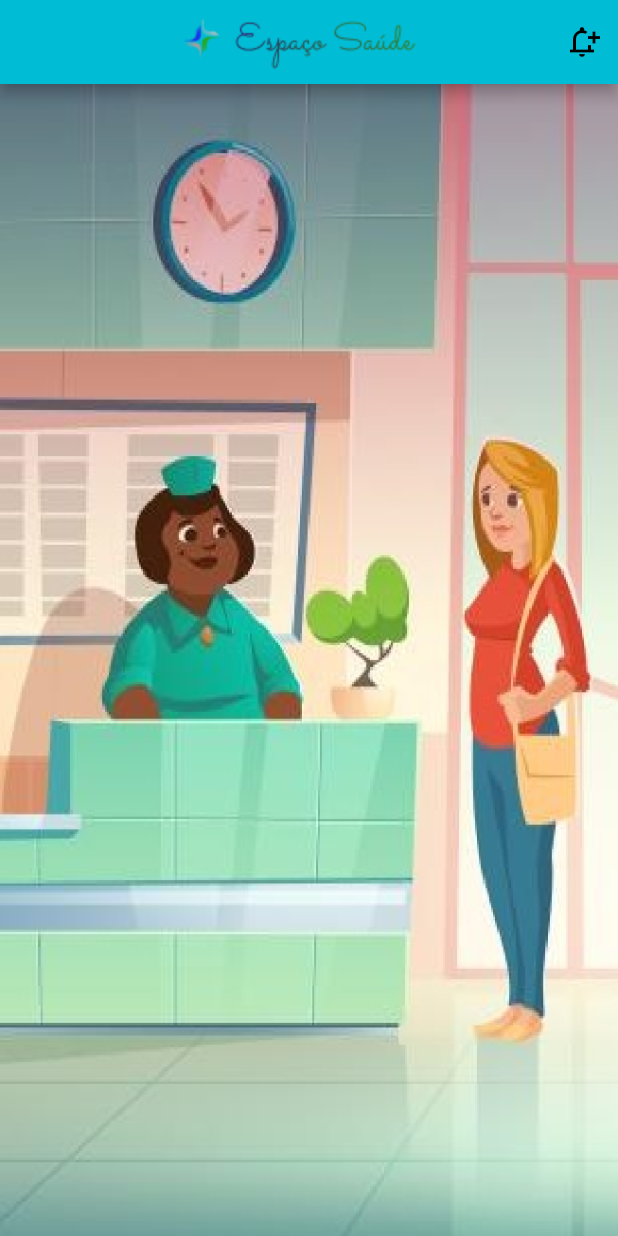
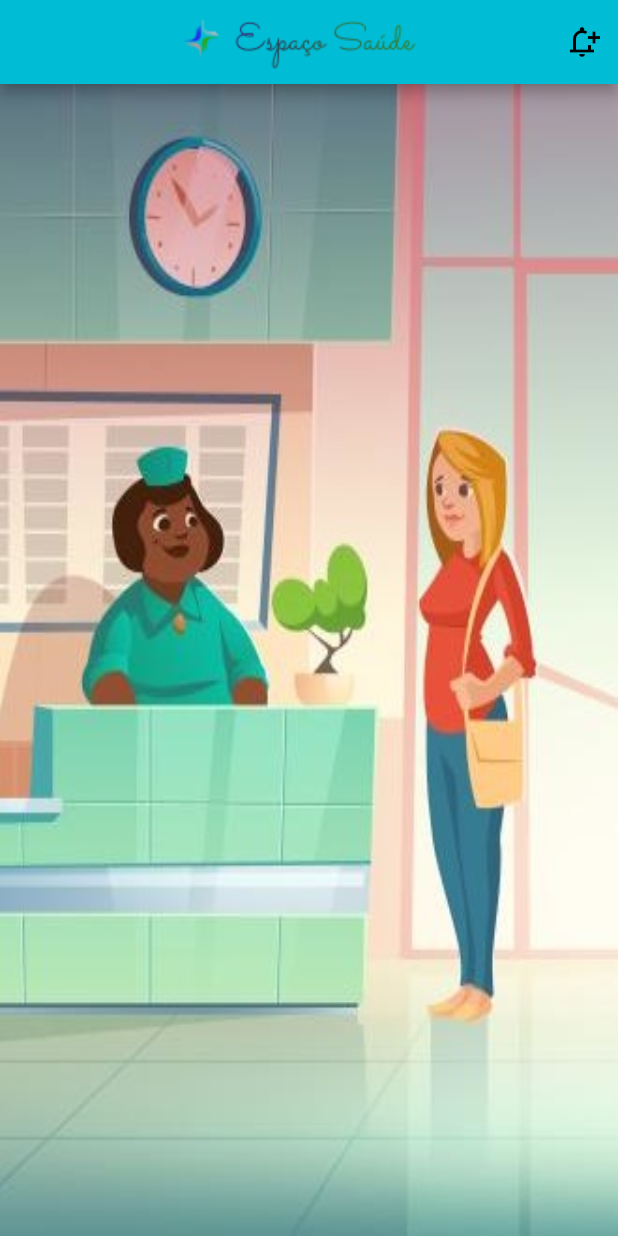
Before and after one commit to felipexavier9/espaco-saude-mobile, a Flutter app: the screen it shows after launch, on a phone screen of 412 x 824 dp. Run offline on Flutter 3.47's test engine with Material 2 defaults, Android fonts, the phone set to English and light mode, and no system bars; our stand-ins replace animated_splash_screen, flutter_html, flutter_svg, lottie, page_transition, video_player; network calls fail.

Commit message:
initial commit

```diff
--- a/lib/dicas/ui/home.dart
+++ b/lib/dicas/ui/home.dart
@@ -27,13 +27,14 @@ class _HomePageState extends State<HomePage> {
 
   FutureOr<void> _getDicas() async {
     widget.dicaService.getDicas().then((dicas) async => {
-      if (dicas.isNotEmpty) {
+          if (dicas.isNotEmpty)
+            {
               setState(() {
                 this.dicas = dicas;
               })
-      } else {
-        await Future.delayed(const Duration(seconds: 5), _getDicas)
             }
+          else
+            {await Future.delayed(const Duration(seconds: 5), _getDicas)}
         });
   }
 
@@ -48,14 +49,13 @@ class _HomePageState extends State<HomePage> {
             IconButton(
                 icon: const Icon(Icons.notification_add_outlined),
                 tooltip: 'Ir para página de dicas',
-              onPressed: () =>_navigateToDicas(context)
-            ),
+                onPressed: () => _navigateToDicas(context)),
           ],
         ),
         body: Column(
           children: [
             Expanded(
-              child: Image.asset('assets/img-01.png', fit: BoxFit.fill),
+              child: Image.asset('assets/img-01.jpg', fit: BoxFit.fill),
             ),
           ],
         ),
@@ -64,7 +64,9 @@ class _HomePageState extends State<HomePage> {
   }
 
   void _navigateToDicas(BuildContext context) {
-    final nextPage = dicas.isEmpty ? EmptyPage(widget.dicaService) : DicasView(widget.dicaService, dicas);
+    final nextPage = dicas.isEmpty
+        ? EmptyPage(widget.dicaService)
+        : DicasView(widget.dicaService, dicas);
     Navigator.push(
       context,
       MaterialPageRoute(builder: (context) => nextPage),
```
Lines whose indentation alone changed are shown as unchanged.
